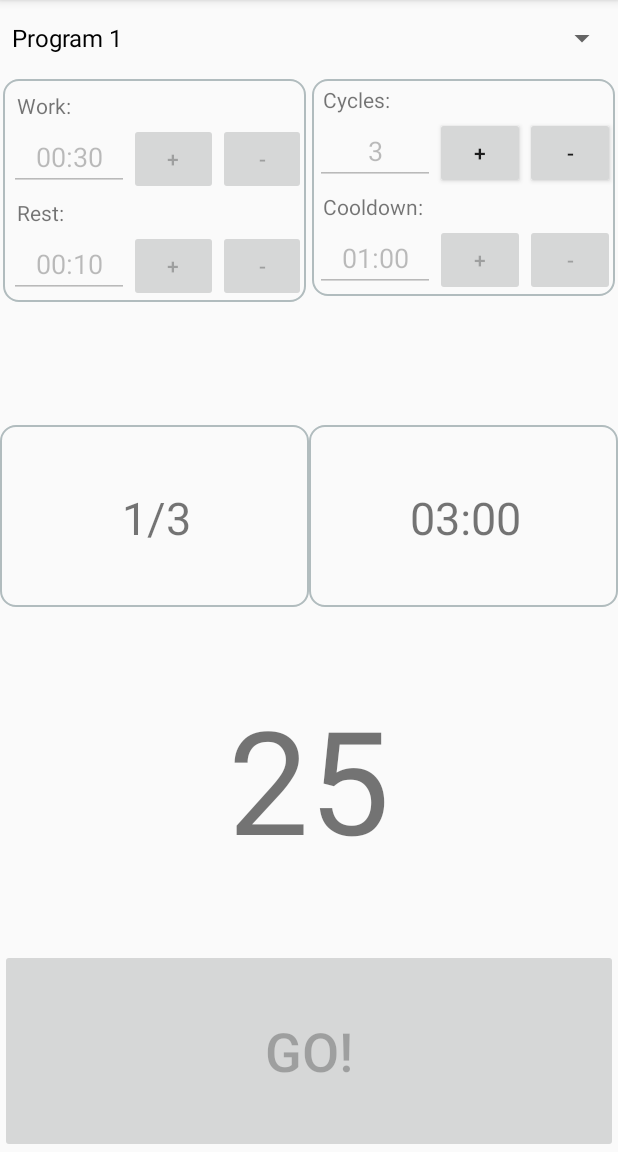
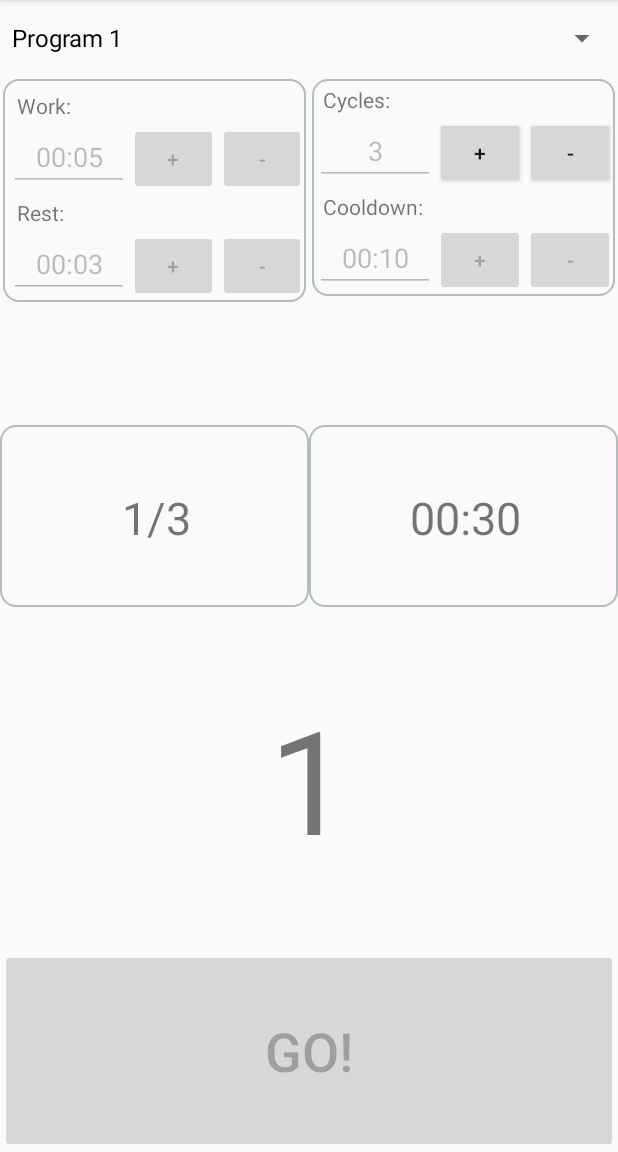
Before and after one commit to profesorfalken/JIITTimer, an Android app: the screen it shows after launch (MainActivity), in the options menu, after a tap on "Settings", on a phone screen of 412 x 824 dp, the part 84-1236 px from its top. Run offline under Robolectric (Android 15) with nearby library versions, the phone set to English and light mode, and no system bars.

Commit message:
Create threaded countdown to replace the crappy one provided by Android

```diff
--- a/app/src/main/java/com/profesorfalken/jiittimer/MainActivity.java
+++ b/app/src/main/java/com/profesorfalken/jiittimer/MainActivity.java
@@ -211,10 +211,10 @@ public class MainActivity extends AppCompatActivity {
     }
 
     private void setInitTimeValues() {
-        this.workTimeEditText.setText("00:30");
-        this.restTimeEditText.setText("00:10");
+        this.workTimeEditText.setText("00:05");
+        this.restTimeEditText.setText("00:03");
         this.cyclesEditText.setText("3");
-        this.coolDownTimeEditText.setText("01:00");
+        this.coolDownTimeEditText.setText("00:10");
     }
 
     public void refreshTotals() {
@@ -285,7 +285,21 @@ public class MainActivity extends AppCompatActivity {
         this.coolDownIncreaseTimeButton.setEnabled(enabled);
         this.coolDownDecreaseTimeButton.setEnabled(enabled);
 
+        if (enabled == true) {
+            refreshTotals();
+        }
+
         this.goButton.setEnabled(enabled);
+    }
+
+    void decreaseTotalTime() {
+        int totalTimeInSeconds = JiitTimeUtils.formattedTimeToSeconds(this.sessionTimeTextView.getText().toString());
+        totalTimeInSeconds--;
+        this.sessionTimeTextView.setText(JiitTimeUtils.millisToFormattedTime(totalTimeInSeconds * 1000));
+
+        int counterTimeInSeconds = Integer.valueOf(this.cycleTimeTextView.getText().toString());
+        counterTimeInSeconds--;
+        this.cycleTimeTextView.setText(String.valueOf(counterTimeInSeconds));
     }
 
     public void increaseTime(View view) {
--- /dev/null
+++ b/app/src/main/java/com/profesorfalken/jiittimer/ThreadedCountDownTimer.java
@@ -0,0 +1,45 @@
+package com.profesorfalken.jiittimer;
+
+import android.os.Handler;
+import android.util.Log;
+
+public abstract class ThreadedCountDownTimer {
+    private long millisInFuture;
+    private long countDownInterval;
+    private Handler handler;
+    private Runnable counter;
+
+    public ThreadedCountDownTimer(long millisInFuture, long countDownInterval) {
+        this.millisInFuture = millisInFuture;
+        this.countDownInterval = countDownInterval;
+        initialize();
+    }
+
+    public void start() {
+        handler.postDelayed(counter, countDownInterval);
+    }
+
+    public abstract void onTick();
+
+    public abstract void onFinish();
+
+    public void initialize()
+    {
+        handler = new Handler();
+        Log.v("status", "starting");
+        counter = new Runnable(){
+            public void run(){
+                long sec = millisInFuture/1000;
+                if(millisInFuture <= 0) {
+                    Log.v("status", "done");
+                    onFinish();
+                } else {
+                    Log.v("status", Long.toString(sec) + " seconds remain");
+                    millisInFuture -= countDownInterval;
+                    onTick();
+                    handler.postDelayed(this, countDownInterval);
+                }
+            }
+        };
+    }
+}
--- a/app/src/main/java/com/profesorfalken/jiittimer/WorkoutTask.java
+++ b/app/src/main/java/com/profesorfalken/jiittimer/WorkoutTask.java
@@ -2,41 +2,49 @@ package com.profesorfalken.jiittimer;
 
 import android.app.Activity;
 import android.os.CountDownTimer;
+import android.os.Handler;
 import android.util.Log;
 import android.widget.TextView;
 
 class WorkoutTask {
-    private static final long COUNTDOWN_INTERVAL = 500;
+    private static final long COUNTDOWN_INTERVAL = 1000;
 
-    private final CountDownTimer timer;
+    private final ThreadedCountDownTimer timer;
     private final long duration;
     private final TextView textViewToUpdate;
     private final WorkoutTask next;
     private boolean finished;
     private boolean increaseCycle;
     private TextView cycleCountTextView;
+    private Activity contextActivity;
+    private long previousDuration;
 
     public WorkoutTask(final Activity contextActivity, final long duration, final TextView textViewToUpdate, final WorkoutTask next) {
         this.duration = duration;
         this.textViewToUpdate = textViewToUpdate;
         this.next = next;
+        this.contextActivity = contextActivity;
 
-        final MainActivity callbackActivity = (MainActivity) contextActivity;
-
-        this.timer = new CountDownTimer(duration * 1000, COUNTDOWN_INTERVAL) {
-            public void onTick(long millisUntilFinished) {
-                textViewToUpdate.setText(String.format("%d", millisUntilFinished / 1000));
+        this.timer = new ThreadedCountDownTimer((duration-1) * 1000, COUNTDOWN_INTERVAL) {
+            @Override
+            public void onTick() {
+                ((MainActivity) contextActivity).decreaseTotalTime();
+                Log.i("WorkoutTask", "Onclick captured!");
             }
 
+            @Override
             public void onFinish() {
-                textViewToUpdate.setText("0");
                 if (next != null) {
+                    ((MainActivity) contextActivity).decreaseTotalTime();
                     next.start();
                 } else {
-                    callbackActivity.toggleTimerMode();
-                    Log.i("WorkoutTask", "The End");
+                    textViewToUpdate.setText("FINISH!");
+                    ((MainActivity) contextActivity).toggleTimerMode();
                 }
+                Log.i("WorkoutTask", "OnFinish captured!");
             }
+
+
         };
     }
 
@@ -54,6 +62,8 @@ class WorkoutTask {
                 this.cycleCountTextView.setText(String.valueOf(Integer.valueOf(cycleData[0]) + 1) + "/" + cycleData[1]);
             }
 
+            this.textViewToUpdate.setText(String.valueOf(this.duration));
+
             timer.start();
         }
     }
```
